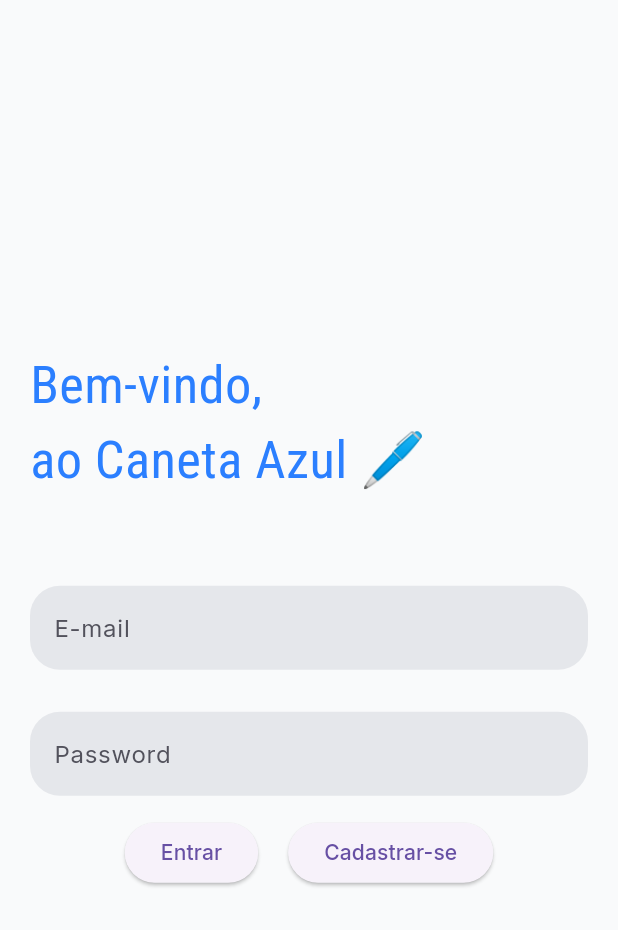
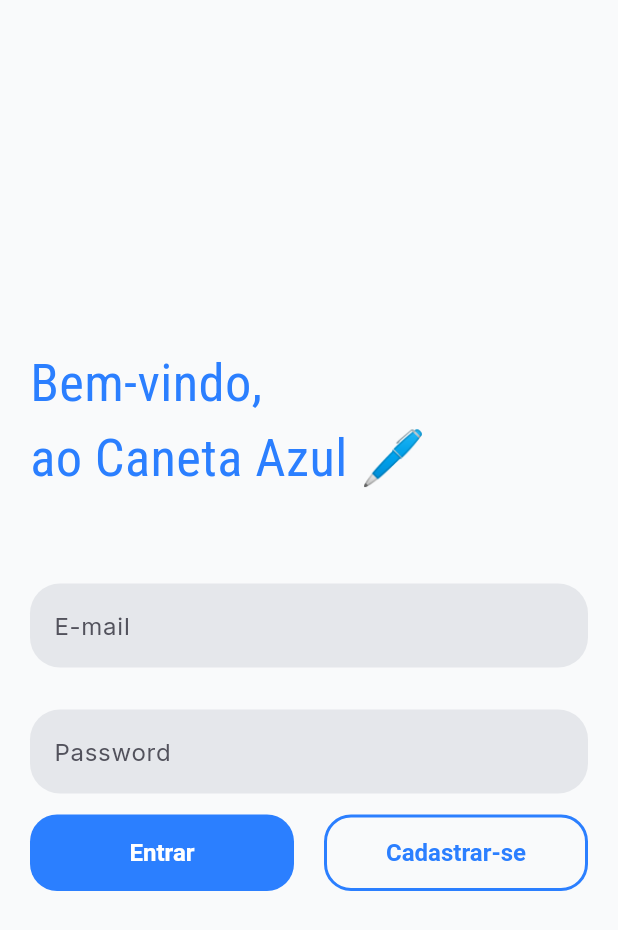
Before and after one commit to NBorego/caneta-azul-app, a Flutter app: the screen it shows after launch, on a phone screen of 412 x 824 dp. Shown: the top 930 px of the screen. Run offline on Flutter 3.47's test engine with Material 3 defaults, Android fonts, the phone set to English and light mode, and no system bars; our stand-ins replace google_fonts.

Commit message:
Botões feitos

```diff
--- a/frontend/lib/pages/login_page.dart
+++ b/frontend/lib/pages/login_page.dart
@@ -1,5 +1,5 @@
 import 'package:flutter/material.dart';
-import 'package:frontend/themes/app_colors.dart';
+import 'package:frontend/widgets/app_button.dart';
 import 'package:frontend/widgets/app_input.dart';
 import 'package:google_fonts/google_fonts.dart';
 
@@ -21,7 +21,7 @@ class LoginPage extends StatelessWidget {
                 'Bem-vindo,\nao Caneta Azul 🖊️',
                 style: GoogleFonts.robotoCondensed(
                   fontSize: 35,
-                  color: AppColors.primaryColor,
+                  color: Theme.of(context).primaryColor,
                 ),
               ),
             ),
@@ -31,9 +31,11 @@ class LoginPage extends StatelessWidget {
             Row(
               mainAxisAlignment: MainAxisAlignment.center,
               children: [
-                ElevatedButton(onPressed: () {}, child: Text('Entrar')),
+                Expanded(child: AppButton(text: 'Entrar')),
                 SizedBox(width: 20),
-                ElevatedButton(onPressed: () {}, child: Text('Cadastrar-se')),
+                Expanded(
+                  child: AppButton(text: 'Cadastrar-se', outlineButton: true),
+                ),
               ],
             ),
           ],
--- a/frontend/lib/themes/app_themes.dart
+++ b/frontend/lib/themes/app_themes.dart
@@ -32,6 +32,12 @@ class AppThemes {
         borderSide: BorderSide(color: AppColors.primaryColor, width: 2),
       ),
     ),
+    elevatedButtonTheme: ElevatedButtonThemeData(
+      style: ElevatedButton.styleFrom(
+        padding: EdgeInsets.all(8.0),
+        textStyle: TextStyle(fontSize: 16, fontWeight: FontWeight.w600),
+      ),
+    ),
   );
 
   static final ThemeData darkTheme = ThemeData(brightness: Brightness.dark);
--- /dev/null
+++ b/frontend/lib/widgets/app_button.dart
@@ -0,0 +1,35 @@
+import 'package:flutter/material.dart';
+
+class AppButton extends StatelessWidget {
+  final String text;
+  final bool outlineButton;
+
+  const AppButton({super.key, required this.text, this.outlineButton = false});
+
+  @override
+  Widget build(BuildContext context) {
+    return ElevatedButton(
+      style: ElevatedButton.styleFrom(
+        backgroundColor: !outlineButton
+            ? Theme.of(context).primaryColor
+            : Theme.of(context).scaffoldBackgroundColor,
+        foregroundColor: !outlineButton
+            ? Colors.white
+            : Theme.of(context).primaryColor,
+        padding: EdgeInsets.all(16.0),
+        shadowColor: Colors.transparent,
+        shape: RoundedRectangleBorder(
+          borderRadius: BorderRadius.circular(18),
+          side: BorderSide(
+            color: !outlineButton
+                ? Colors.transparent
+                : Theme.of(context).primaryColor,
+            width: 2,
+          ),
+        ),
+      ),
+      onPressed: () {},
+      child: Text(text),
+    );
+  }
+}
```
